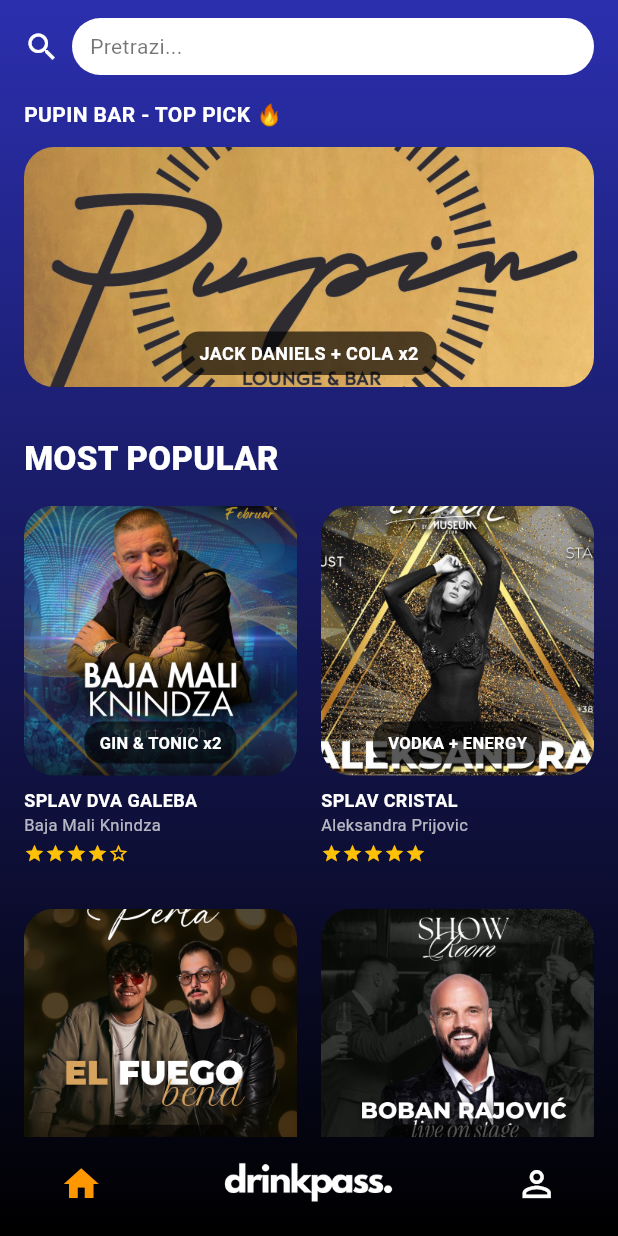
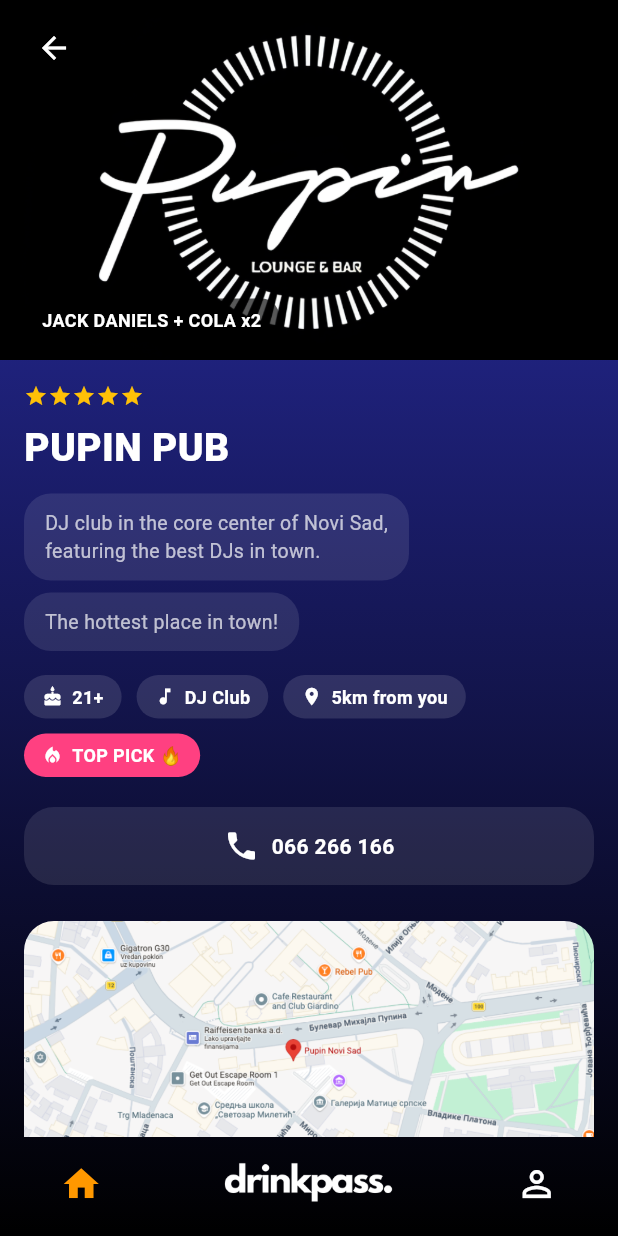
Before and after one commit to lukacetkovic/DrinkPass_projekat, a Flutter app: the screen it shows after launch, on a phone screen of 412 x 824 dp. Run offline on Flutter 3.47's test engine with Material 3 defaults, Android fonts, the phone set to English and light mode, and no system bars; Roboto replaces fonts that are missing (Poppins).

Commit message:
Dodavanje frontend dizajna ekrana sa detaljnim informacijama o klubu i aktuelnoj ponudi

```diff
--- a/lib/main.dart
+++ b/lib/main.dart
@@ -1,5 +1,5 @@
 import 'package:flutter/material.dart';
-import 'screens/home_screen.dart';
+import 'screens/clubDetails_screen.dart';
 
 void main() {
   runApp(const DrinkPassApp());
@@ -12,7 +12,7 @@
   Widget build(BuildContext context) {
     return const MaterialApp(
       debugShowCheckedModeBanner: false,
-      home: HomeScreen(),
+      home: ClubDetailsScreen(),
     );
   }
 }
--- /dev/null
+++ b/lib/screens/clubDetails_screen.dart
@@ -0,0 +1,247 @@
+import 'package:flutter/material.dart';
+
+class ClubDetailsScreen extends StatelessWidget {
+  final bool isLoggedIn;
+
+  const ClubDetailsScreen({
+    super.key,
+    this.isLoggedIn = true,
+  });
+
+  @override
+  Widget build(BuildContext context) {
+    return Scaffold(
+      body: Container(
+        width: double.infinity,
+        decoration: const BoxDecoration(
+          gradient: LinearGradient(
+            begin: Alignment.topCenter,
+            end: Alignment.bottomCenter,
+            colors: [
+              Color(0xFF2B2FAE),
+              Color(0xFF000000),
+            ],
+          ),
+        ),
+        child: Column(
+          children: [
+            Expanded(
+              child: SingleChildScrollView(
+                padding: const EdgeInsets.only(bottom: 24),
+                child: Column(
+                  crossAxisAlignment: CrossAxisAlignment.start,
+                  children: [
+                    _headerImage(context, isLoggedIn),
+                    const SizedBox(height: 16),
+                    SafeArea(
+                      top: false,
+                      child: Column(
+                        crossAxisAlignment: CrossAxisAlignment.start,
+                        children: [
+                          _clubInfo(isLoggedIn),
+                          const SizedBox(height: 24),
+                          _mapSection(),
+                        ],
+                      ),
+                    ),
+                  ],
+                ),
+              ),
+            ),
+            _bottomNavBar(),
+          ],
+        ),
+      ),
+    );
+  }
+}
+
+Widget _headerImage(BuildContext context, bool isLoggedIn) {
+  return Stack(
+    children: [
+      Image.asset(
+        'assets/images/PUPIN2.png',
+        height: 240,
+        width: double.infinity,
+        fit: BoxFit.cover,
+      ),
+      Positioned(
+        top: MediaQuery.of(context).padding.top + 8,
+        left: 12,
+        child: IconButton(
+          icon: const Icon(Icons.arrow_back, color: Colors.white),
+          onPressed: () => Navigator.pop(context),
+        ),
+      ),
+      if (isLoggedIn)
+        Positioned(
+          bottom: 12,
+          left: 16,
+          child: Container(
+            padding: const EdgeInsets.symmetric(horizontal: 12, vertical: 6),
+            decoration: BoxDecoration(
+              color: Colors.black.withOpacity(0.65),
+              borderRadius: BorderRadius.circular(12),
+            ),
+            child: const Text(
+              'JACK DANIELS + COLA x2',
+              style: TextStyle(
+                color: Colors.white,
+                fontFamily: 'Poppins',
+                fontWeight: FontWeight.w700,
+                fontSize: 12,
+              ),
+            ),
+          ),
+        ),
+    ],
+  );
+}
+
+Widget _clubInfo(bool isLoggedIn) {
+  return Padding(
+    padding: const EdgeInsets.symmetric(horizontal: 16),
+    child: Column(
+      crossAxisAlignment: CrossAxisAlignment.start,
+      children: [
+        if (isLoggedIn)
+          Row(
+            children: List.generate(
+              5,
+              (index) => const Icon(
+                Icons.star,
+                size: 16,
+                color: Colors.amber,
+              ),
+            ),
+          ),
+        const SizedBox(height: 8),
+        const Text(
+          'PUPIN PUB',
+          style: TextStyle(
+            color: Colors.white,
+            fontFamily: 'Poppins',
+            fontWeight: FontWeight.w800,
+            fontSize: 26,
+          ),
+        ),
+        const SizedBox(height: 12),
+        _infoBubble(
+          'DJ club in the core center of Novi Sad,\nfeaturing the best DJs in town.',
+        ),
+        const SizedBox(height: 8),
+        _infoBubble('The hottest place in town!'),
+        const SizedBox(height: 16),
+        Wrap(
+          spacing: 10,
+          runSpacing: 10,
+          children: [
+            _tag('21+', Icons.cake),
+            _tag('DJ Club', Icons.music_note),
+            _tag('5km from you', Icons.location_on),
+            _tag('TOP PICK 🔥', Icons.local_fire_department, highlight: true),
+          ],
+        ),
+        const SizedBox(height: 20),
+        Container(
+          padding: const EdgeInsets.symmetric(vertical: 14),
+          decoration: BoxDecoration(
+            color: Colors.white.withOpacity(0.1),
+            borderRadius: BorderRadius.circular(20),
+          ),
+          child: Row(
+            mainAxisAlignment: MainAxisAlignment.center,
+            children: const [
+              Icon(Icons.phone, color: Colors.white),
+              SizedBox(width: 8),
+              Text(
+                '066 266 166',
+                style: TextStyle(
+                  color: Colors.white,
+                  fontFamily: 'Poppins',
+                  fontWeight: FontWeight.w600,
+                ),
+              ),
+            ],
+          ),
+        ),
+      ],
+    ),
+  );
+}
+
+Widget _infoBubble(String text) {
+  return Container(
+    padding: const EdgeInsets.symmetric(horizontal: 14, vertical: 10),
+    decoration: BoxDecoration(
+      color: Colors.white.withOpacity(0.1),
+      borderRadius: BorderRadius.circular(18),
+    ),
+    child: Text(
+      text,
+      style: const TextStyle(
+        color: Colors.white70,
+        fontFamily: 'Poppins',
+        fontSize: 13,
+      ),
+    ),
+  );
+}
+
+Widget _tag(String text, IconData icon, {bool highlight = false}) {
+  return Container(
+    padding: const EdgeInsets.symmetric(horizontal: 12, vertical: 6),
+    decoration: BoxDecoration(
+      color: highlight ? Colors.pinkAccent : Colors.white.withOpacity(0.12),
+      borderRadius: BorderRadius.circular(16),
+    ),
+    child: Row(
+      mainAxisSize: MainAxisSize.min,
+      children: [
+        Icon(icon, size: 14, color: Colors.white),
+        const SizedBox(width: 6),
+        Text(
+          text,
+          style: const TextStyle(
+            color: Colors.white,
+            fontFamily: 'Poppins',
+            fontSize: 12,
+            fontWeight: FontWeight.w600,
+          ),
+        ),
+      ],
+    ),
+  );
+}
+
+Widget _mapSection() {
+  return Padding(
+    padding: const EdgeInsets.symmetric(horizontal: 16),
+    child: ClipRRect(
+      borderRadius: BorderRadius.circular(20),
+      child: Image.asset(
+        'assets/images/PUPIN_MAPA.png',
+        height: 180,
+        width: double.infinity,
+        fit: BoxFit.cover,
+      ),
+    ),
+  );
+}
+
+Widget _bottomNavBar() {
+  return Padding(
+    padding: const EdgeInsets.only(bottom: 12, top: 8),
+    child: Row(
+      mainAxisAlignment: MainAxisAlignment.spaceAround,
+      children: [
+        const Icon(Icons.home, color: Colors.orange, size: 28),
+        Image.asset(
+          'assets/images/LOGO.png',
+          height: 46,
+        ),
+        const Icon(Icons.person_outline, color: Colors.white, size: 28),
+      ],
+    ),
+  );
+}
```
Also changed, not shown: assets/images/PUPIN2.png (added), assets/images/PUPIN_MAPA.png (added).
